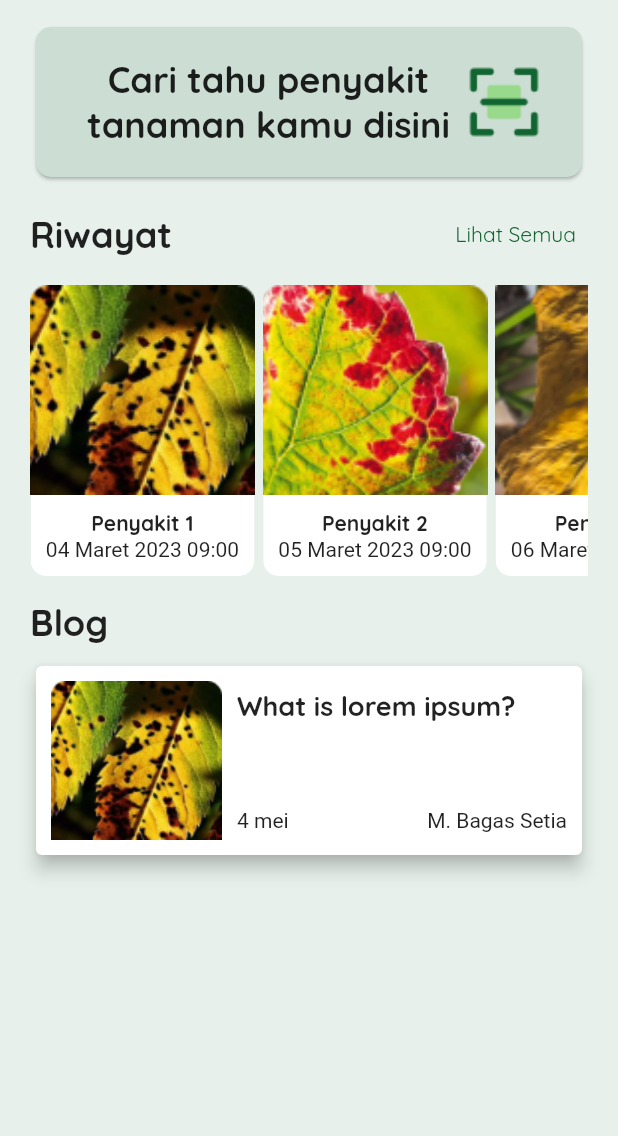
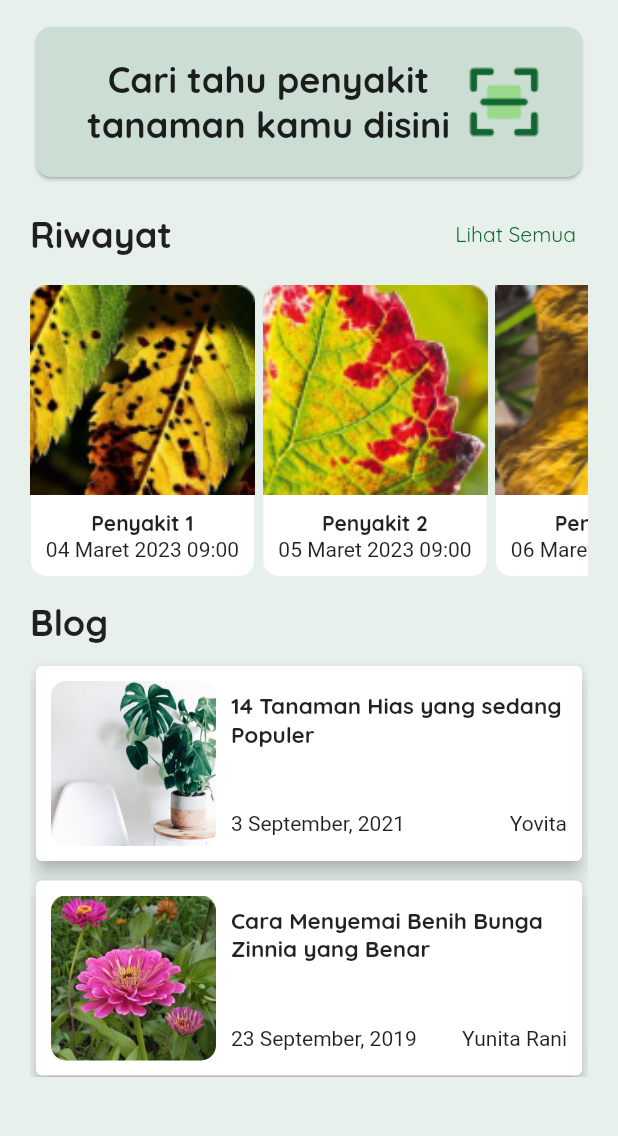
Before and after one commit to FieryInferno/aplikasi_pendeteksi_penyakit_tanaman, a Flutter app: the screen it shows after launch, on a phone screen of 412 x 824 dp, the part 99-1235 px from its top. Run offline on Flutter 3.47's test engine with Material 2 defaults, Android fonts, the phone set to English and light mode, and no system bars.

Commit message:
Blogs with dynamic data

```diff
--- /dev/null
+++ b/lib/components/blog_item.dart
@@ -0,0 +1,58 @@
+import 'package:flutter/material.dart';
+
+class BlogItem extends StatelessWidget {
+  final Map<String, String> blog;
+
+  const BlogItem({super.key, required this.blog});
+
+  @override
+  Widget build(BuildContext context) {
+    return Card(
+      elevation: 5,
+      child: Padding(
+        padding: const EdgeInsets.all(10),
+        child: Row(
+          children: [
+            Padding(
+              padding: const EdgeInsets.only(right: 10),
+              child: ClipRRect(
+                borderRadius: const BorderRadius.all(Radius.circular(10)),
+                child: Image.asset(
+                  'assets/images/${blog['image']}',
+                  height: 110,
+                  width: 110,
+                  fit: BoxFit.cover,
+                ),
+              ),
+            ),
+            Flexible(
+              child: Column(
+                crossAxisAlignment: CrossAxisAlignment.start,
+                children: [
+                  SizedBox(
+                    height: 80,
+                    child: Text(
+                      '${blog['title']}',
+                      style: const TextStyle(
+                        fontWeight: FontWeight.bold,
+                        fontFamily: 'Quicksand',
+                        fontSize: 15,
+                      ),
+                    ),
+                  ),
+                  Row(
+                    mainAxisAlignment: MainAxisAlignment.spaceBetween,
+                    children: [
+                      Text('${blog['date']}'),
+                      Text('${blog['author']}'),
+                    ],
+                  ),
+                ],
+              ),
+            ),
+          ],
+        ),
+      ),
+    );
+  }
+}
--- /dev/null
+++ b/lib/data/blogs.dart
@@ -0,0 +1,34 @@
+class Blogs {
+  final List<Map<String, String>> list = [
+    {
+      'image': 'blog-0.jpg',
+      'title': '14 Tanaman Hias yang sedang Populer',
+      'date': '3 September, 2021',
+      'author': 'Yovita',
+    },
+    {
+      'image': 'blog-1.jpg',
+      'title': 'Cara Menyemai Benih Bunga Zinnia yang Benar',
+      'date': '23 September, 2019',
+      'author': 'Yunita Rani',
+    },
+    {
+      'image': 'blog-2.jpg',
+      'title': 'Cara Menanam Benih Bunga Marigold dari Biji yang Benar',
+      'date': '23 September, 2019',
+      'author': 'Yunita Rani',
+    },
+    {
+      'image': 'blog-3.jpg',
+      'title': 'Ciri-ciri dan Jenis-jenis Pohon Palem',
+      'date': '28 Oktober, 2018',
+      'author': 'Calvin',
+    },
+    {
+      'image': 'blog-4.jpg',
+      'title': 'Manfaat Kesumba Keling (Annatto Tree) untuk Kesehatan',
+      'date': '27 Oktober, 2017',
+      'author': 'Besse Asnida',
+    },
+  ];
+}
--- a/lib/home.dart
+++ b/lib/home.dart
@@ -1,12 +1,15 @@
 import 'package:flutter/material.dart';
 import 'package:aplikasi_pendeteksi_penyakit_tanaman/components/riwayat_item.dart';
 import 'package:aplikasi_pendeteksi_penyakit_tanaman/components/title_widget.dart';
+import 'package:aplikasi_pendeteksi_penyakit_tanaman/components/blog_item.dart';
 import 'package:aplikasi_pendeteksi_penyakit_tanaman/data/riwayat.dart';
+import 'package:aplikasi_pendeteksi_penyakit_tanaman/data/blogs.dart';
 
 class Home extends StatelessWidget {
   Home({super.key});
 
   final List<Map<String, String>> _list = Riwayat().list;
+  final List<Map<String, String>> _blogs = Blogs().list;
 
   @override
   Widget build(BuildContext context) {
@@ -111,51 +114,13 @@ class Home extends StatelessWidget {
             const SizedBox(
               height: 10,
             ),
-            SizedBox(
-              height: 140,
-              child: ListView(
-                children: [
-                  Card(
-                    elevation: 5,
-                    child: Padding(
-                      padding: const EdgeInsets.all(10),
-                      child: Row(
-                        children: [
-                          Padding(
-                            padding: const EdgeInsets.only(right: 10),
-                            child: Image.asset('assets/images/penyakit-1.png'),
-                          ),
-                          Flexible(
-                            child: Column(
-                              crossAxisAlignment: CrossAxisAlignment.start,
-                              children: [
-                                const SizedBox(
-                                  height: 80,
-                                  child: Text(
-                                    'What is lorem ipsum?',
-                                    style: TextStyle(
-                                      fontWeight: FontWeight.bold,
-                                      fontFamily: 'Quicksand',
-                                      fontSize: 18,
-                                    ),
-                                  ),
-                                ),
-                                Row(
-                                  mainAxisAlignment:
-                                      MainAxisAlignment.spaceBetween,
-                                  children: const [
-                                    Text('4 mei'),
-                                    Text('M. Bagas Setia'),
-                                  ],
-                                ),
-                              ],
-                            ),
-                          ),
-                        ],
-                      ),
-                    ),
-                  ),
-                ],
+            Expanded(
+              child: ListView.separated(
+                itemBuilder: (context, index) => BlogItem(
+                  blog: _blogs[index],
+                ),
+                separatorBuilder: (context, index) => const SizedBox(height: 5),
+                itemCount: _blogs.length,
               ),
             ),
           ],
--- a/pubspec.yaml
+++ b/pubspec.yaml
@@ -66,6 +66,11 @@ flutter:
     - assets/images/penyakit-2.png
     - assets/images/penyakit-3.png
     - assets/images/penyakit-4.png
+    - assets/images/blog-0.jpg
+    - assets/images/blog-1.jpg
+    - assets/images/blog-2.jpg
+    - assets/images/blog-3.jpg
+    - assets/images/blog-4.jpg
 
   # An image asset can refer to one or more resolution-specific "variants", see
   # https://flutter.dev/assets-and-images/#resolution-aware
```
Also changed, not shown: assets/images/blog-0.jpg (added), assets/images/blog-1.jpg (added), assets/images/blog-2.jpg (added), assets/images/blog-3.jpg (added), assets/images/blog-4.jpg (added).
